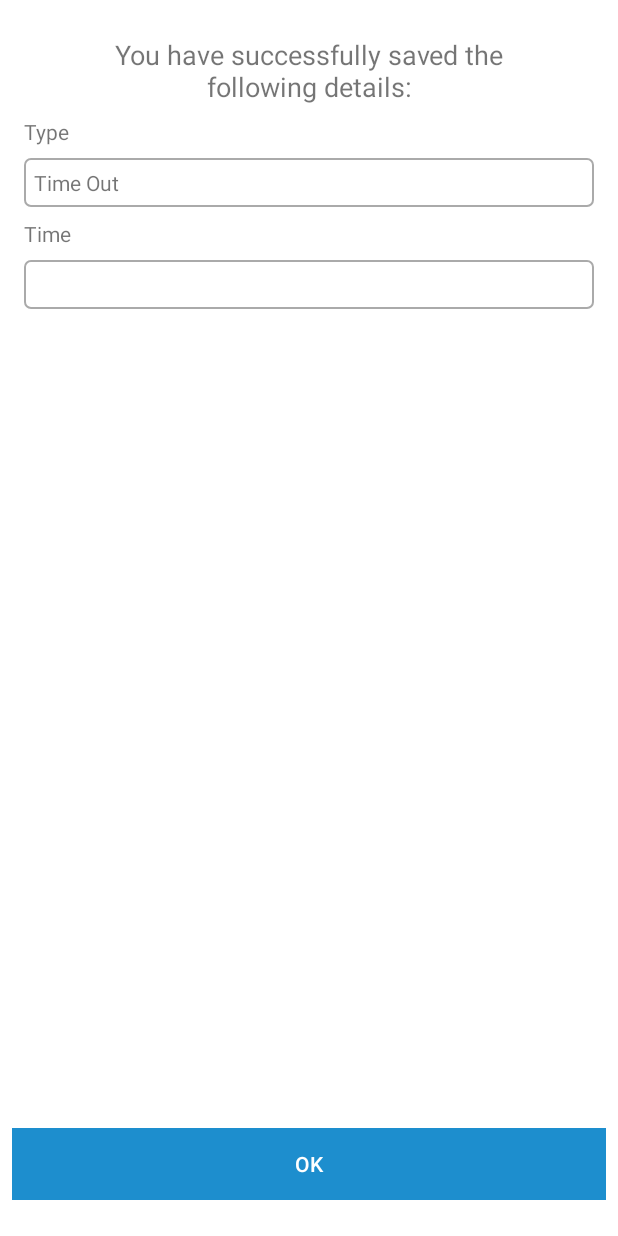
After one commit to jco-requints/TeraSystemHRISv2, an Android app: the fragment AddTimeLogSuccessFragment shown on its own in the app's theme, on a phone screen of 412 x 824 dp. The commit adds this screen. Run offline under Robolectric (Android 15) with nearby library versions, the phone set to English and light mode, and no system bars.

```diff
--- a/app/src/main/java/com/example/terasystemhris/FetchCredentials.kt
+++ b/app/src/main/java/com/example/terasystemhris/FetchCredentials.kt
@@ -205,7 +205,7 @@ class FetchCredentials(private var networkRequestInterface: NetworkRequestInterf
         return result
     }
 
-    private fun handleTimeout(delay: Long = 60000, timeout: (Boolean) -> Unit) {
+    private fun handleTimeout(delay: Long = 3000, timeout: (Boolean) -> Unit) {
         Handler(Looper.getMainLooper()).postDelayed({
             timeout(true)
         }, delay)
--- /dev/null
+++ b/app/src/main/java/com/example/terasystemhris/ui/AddTimeLogSuccessFragment.kt
@@ -0,0 +1,73 @@
+package com.example.bottomnavigation.ui
+
+import android.os.Bundle
+import androidx.fragment.app.Fragment
+import android.view.LayoutInflater
+import android.view.View
+import android.view.ViewGroup
+import androidx.fragment.app.FragmentTransaction
+import com.example.terasystemhris.AccountDetails
+import com.example.terasystemhris.Logs
+import com.example.terasystemhris.LogsFragment
+import com.example.terasystemhris.R
+import kotlinx.android.synthetic.main.fragment_addtimelogsuccess.view.*
+import kotlinx.android.synthetic.main.fragment_main.*
+
+class AddTimeLogSuccessFragment : Fragment() {
+
+    private var myDetails: AccountDetails = AccountDetails("","","","","","","","")
+
+    override fun onCreateView(inflater: LayoutInflater, container: ViewGroup?, savedInstanceState: Bundle?): View? {
+        val bundle = this.arguments
+        var logType = 0
+        var currentTime = ""
+        if (bundle != null)
+        {
+            logType = bundle.getInt("logType")
+            currentTime = bundle.getString("currentTime")!!
+            myDetails = bundle.getParcelable("keyAccountDetails")!!
+        }
+        activity?.title = ""
+        val view = inflater.inflate(R.layout.fragment_addtimelogsuccess, container, false)
+        activity?.toolbar_title?.text = getString(R.string.addtimelogsuccess_title)
+        activity?.toolbar_button?.text = null
+        activity?.backBtn?.visibility = View.GONE
+        activity?.toolbar_button?.visibility = View.GONE
+        if(logType == 1)
+        {
+            view.logType.text = getString(R.string.time_in_text)
+        }
+        else if (logType == 2)
+        {
+            view.logType.text = getString(R.string.break_out_text)
+        }
+        else if(logType == 3)
+        {
+            view.logType.text = getString(R.string.break_in_text)
+        }
+        else
+        {
+            view.logType.text = getString(R.string.time_out_text)
+        }
+        view.time.text = currentTime
+        view.okBtn?.setOnClickListener {
+            val mBundle = Bundle()
+            val fragmentManager = activity?.supportFragmentManager
+            val fragment = LogsFragment()
+            mBundle.putParcelable("keyAccountDetails", myDetails)
+            fragment.arguments = mBundle
+            val fragmentTransaction = fragmentManager?.beginTransaction()
+            fragmentTransaction?.replace(R.id.container, fragment)
+            fragmentTransaction?.addToBackStack(null)
+            fragmentTransaction?.commit()
+        }
+
+        return view
+    }
+    companion object {
+        val TAG: String = AddTimeLogSuccessFragment::class.java.simpleName
+        fun newInstance(bundle: Bundle) = AddTimeLogSuccessFragment().apply {
+            this.arguments = bundle
+        }
+    }
+}
--- a/app/src/main/java/com/example/terasystemhris/ui/ClientsFragment.kt
+++ b/app/src/main/java/com/example/terasystemhris/ui/ClientsFragment.kt
@@ -16,7 +16,7 @@ class ClientsFragment : Fragment() {
         val view = inflater.inflate(R.layout.fragment_clients, container, false)
         activity?.toolbar_title?.text = getString(R.string.clients_title)
         activity?.toolbar_button?.text = null
-        activity?.toolbar_button?.isClickable = false
+        activity?.backBtn?.visibility = View.GONE
         return view
     }
 
--- a/app/src/main/java/com/example/terasystemhris/ui/LeavesFragment.kt
+++ b/app/src/main/java/com/example/terasystemhris/ui/LeavesFragment.kt
@@ -15,7 +15,7 @@ class LeavesFragment : Fragment() {
         val view = inflater.inflate(R.layout.fragment_leaves, container, false)
         activity?.toolbar_title?.text = getString(R.string.leaves_title)
         activity?.toolbar_button?.text = null
-        activity?.toolbar_button?.isClickable = false
+        activity?.backBtn?.visibility = View.GONE
         return view
     }
 
--- a/app/src/main/java/com/example/terasystemhris/ui/ProfileFragment.kt
+++ b/app/src/main/java/com/example/terasystemhris/ui/ProfileFragment.kt
@@ -31,6 +31,8 @@ class ProfileFragment : Fragment() {
         activity?.toolbar_button?.setBackgroundResource(0)
         activity?.toolbar_button?.setTextSize(TypedValue.COMPLEX_UNIT_SP, 14F)
         activity?.toolbar_button?.text = getString(R.string.title_activity_logout)
+        activity?.toolbar_button?.visibility = View.VISIBLE
+        activity?.backBtn?.visibility = View.GONE
         val profile_name = if(myDetails.middleName != "" && myDetails.middleName != "null")
         {
             ("${myDetails.firstName} ${myDetails.middleName} ${myDetails.lastName}").toUpperCase()
@@ -40,8 +42,8 @@ class ProfileFragment : Fragment() {
             ("${myDetails.firstName} ${myDetails.lastName}").toUpperCase()
         }
         view.name_text?.text = profile_name
-        val firstNameInitial = myDetails.firstName[0].toString()
-        val lastNameInitial = myDetails.lastName[0].toString()
+        val firstNameInitial = myDetails.firstName[0].toString().toUpperCase()
+        val lastNameInitial = myDetails.lastName[0].toString().toUpperCase()
         view.profile_id?.text = myDetails.empID
         view.profile_email?.text = maskEmail(myDetails.emailAddress)
         view.profile_number?.text = maskMobileNumber(myDetails.mobileNumber)
--- /dev/null
+++ b/app/src/main/res/layout/fragment_addtimelogsuccess.xml
@@ -0,0 +1,101 @@
+<?xml version="1.0" encoding="utf-8"?>
+<RelativeLayout xmlns:android="http://schemas.android.com/apk/res/android"
+                xmlns:app="http://schemas.android.com/apk/res-auto"
+                xmlns:tools="http://schemas.android.com/tools"
+                android:layout_width="match_parent"
+                android:layout_height="match_parent"
+                android:background="@color/white">
+
+    <androidx.constraintlayout.widget.ConstraintLayout
+            android:layout_width="match_parent"
+            android:layout_height="match_parent">
+
+        <ScrollView
+                android:id="@+id/activity_profile_scrollview"
+                android:orientation="vertical"
+                android:layout_width="0dp"
+                android:layout_height="wrap_content"
+                app:layout_constraintStart_toStartOf="parent"
+                app:layout_constraintEnd_toEndOf="parent"
+                app:layout_constraintTop_toTopOf="parent"
+                app:layout_constraintHorizontal_bias="1.0"
+        >
+
+            <androidx.constraintlayout.widget.ConstraintLayout
+                    android:layout_width="match_parent"
+                    android:layout_height="wrap_content"
+                    tools:context=".AddTimeLogSuccessFragment">
+
+                <TextView
+                        android:text="@string/log_type_title"
+                        android:layout_width="wrap_content"
+                        android:layout_height="wrap_content"
+                        android:id="@+id/logType_text" app:layout_constraintStart_toStartOf="parent"
+                        android:layout_marginLeft="16dp" android:layout_marginStart="16dp"
+                        app:layout_constraintEnd_toEndOf="parent" android:layout_marginEnd="16dp"
+                        android:layout_marginRight="16dp" app:layout_constraintHorizontal_bias="0.0"
+                        android:layout_marginTop="8dp" app:layout_constraintTop_toBottomOf="@+id/successText"/>
+                <TextView
+                        android:layout_width="0dp"
+                        android:layout_height="wrap_content" android:id="@+id/logType"
+                        tools:text="Time In"
+                        app:layout_constraintStart_toStartOf="parent" android:layout_marginLeft="16dp"
+                        android:layout_marginStart="16dp" app:layout_constraintEnd_toEndOf="parent"
+                        android:layout_marginEnd="16dp" android:layout_marginRight="16dp" android:layout_marginTop="8dp"
+                        app:layout_constraintTop_toBottomOf="@+id/logType_text" android:layout_marginBottom="8dp"
+                        app:layout_constraintBottom_toBottomOf="parent" app:layout_constraintHorizontal_bias="0.0"
+                        app:layout_constraintVertical_bias="0.0" android:background="@drawable/my_border"/>
+
+                <TextView
+                        android:text="@string/time_title"
+                        android:layout_width="wrap_content"
+                        android:layout_height="wrap_content"
+                        android:id="@+id/time_text" app:layout_constraintStart_toStartOf="parent"
+                        android:layout_marginLeft="16dp" android:layout_marginStart="16dp"
+                        app:layout_constraintEnd_toEndOf="parent" android:layout_marginEnd="16dp"
+                        android:layout_marginRight="16dp" app:layout_constraintHorizontal_bias="0.0"
+                        android:layout_marginTop="8dp" app:layout_constraintTop_toBottomOf="@id/logType"/>
+                <TextView
+                        android:layout_width="0dp"
+                        android:layout_height="wrap_content" android:id="@+id/time"
+                        tools:text="8:57 AM"
+                        app:layout_constraintStart_toStartOf="parent" android:layout_marginLeft="16dp"
+                        android:layout_marginStart="16dp" app:layout_constraintEnd_toEndOf="parent"
+                        android:layout_marginEnd="16dp" android:layout_marginRight="16dp" android:layout_marginTop="8dp"
+                        app:layout_constraintTop_toBottomOf="@+id/time_text"
+                        app:layout_constraintHorizontal_bias="0.0"
+                        android:background="@drawable/my_border" app:layout_constraintBottom_toBottomOf="parent"/>
+                <TextView
+                        android:text="@string/time_log_success_message"
+                        android:layout_width="0dp"
+                        android:layout_height="wrap_content"
+                        android:id="@+id/successText"
+                        android:textAlignment="center"
+                        app:layout_constraintTop_toTopOf="parent" android:layout_marginTop="24dp"
+                        app:layout_constraintStart_toStartOf="parent"
+                        app:layout_constraintEnd_toEndOf="parent"
+                        android:layout_marginLeft="64dp" android:layout_marginStart="64dp"
+                        android:layout_marginRight="64dp"
+                        android:layout_marginEnd="64dp" android:textSize="18sp"/>
+
+            </androidx.constraintlayout.widget.ConstraintLayout>
+
+        </ScrollView>
+        <Button
+                android:text="@string/ok_button_text"
+                android:layout_width="match_parent"
+                android:layout_height="wrap_content"
+                android:id="@+id/okBtn"
+                android:background="#1D8ECE" android:textColor="#FFFFFF"
+                app:layout_constraintStart_toStartOf="parent" android:layout_marginLeft="8dp"
+                android:layout_marginStart="8dp" app:layout_constraintEnd_toEndOf="parent"
+                android:layout_marginRight="8dp"
+                android:layout_marginEnd="8dp"
+                app:layout_constraintHorizontal_bias="1.0"
+                android:layout_marginTop="8dp" app:layout_constraintTop_toBottomOf="@+id/activity_profile_scrollview"
+                android:layout_marginBottom="24dp" app:layout_constraintBottom_toBottomOf="parent"
+                app:layout_constraintVertical_bias="1.0"/>
+    </androidx.constraintlayout.widget.ConstraintLayout>
+
+
+</RelativeLayout>
--- a/app/src/main/res/values/strings.xml
+++ b/app/src/main/res/values/strings.xml
@@ -50,6 +50,7 @@
     <string name="server_error">Could not connect to the server</string>
     <string name="no_internet_message">No Internet Connection</string>
     <string name="logs_error_message">Failed to retrieve logs</string>
+    <string name="logs_update_error_message">Failed to update logs</string>
     <string name="close_icon">X</string>
 
     <string name="logs_icon">Time Logs</string>
@@ -78,6 +79,7 @@
     <string name="break_out_text">Break Out</string>
     <string name="break_in_text">Break In</string>
     <string name="time_out_text">Time Out</string>
+    <string name="cancel_title">Cancel</string>
 
     <string-array name="log_type">
         <item>Time In</item>
```
Also changed, not shown: app/src/main/java/com/example/terasystemhris/ui/AddTimeLogFragment.kt (added, +150 -0 lines), app/src/main/java/com/example/terasystemhris/ui/FragmentActivity.kt (+11 -11 lines), app/src/main/java/com/example/terasystemhris/ui/LogDetailsFragment.kt (+11 -0 lines), app/src/main/java/com/example/terasystemhris/ui/LogsFragment.kt (+26 -4 lines), app/src/main/res/drawable/spinner_border.xml (added, +8 -0 lines), app/src/main/res/layout/fragment_addtimelog.xml (added, +163 -0 lines), app/src/main/res/layout/fragment_main.xml (+9 -0 lines).
